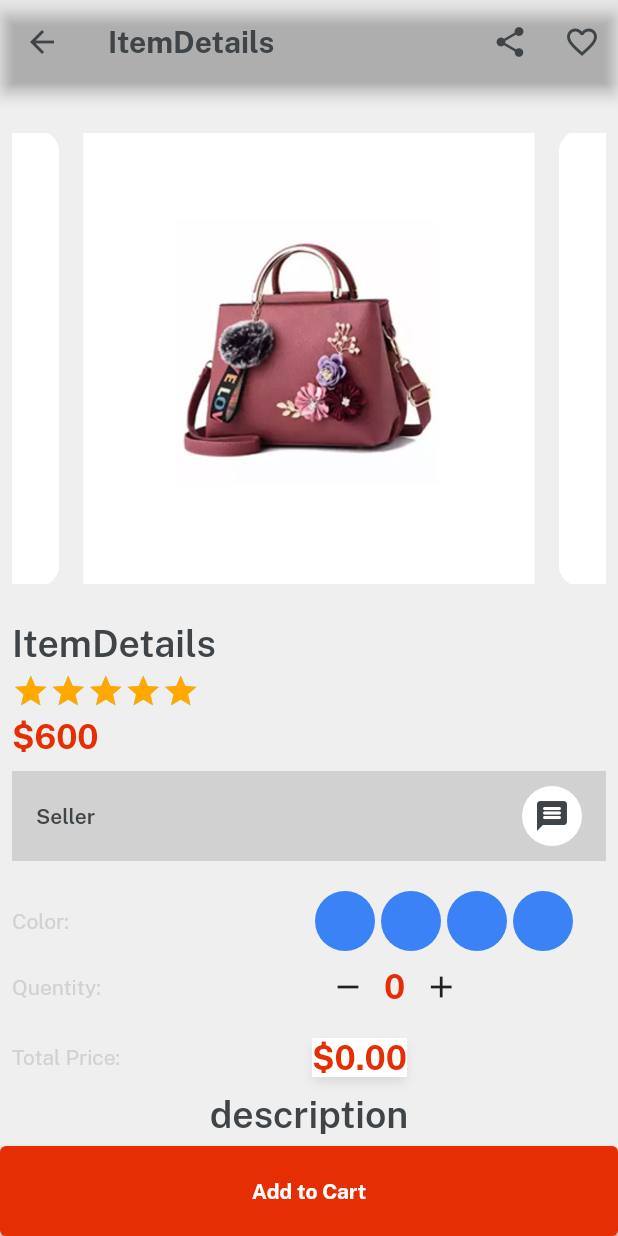
After one commit to abhijit885/FLUTTER_2023_E-COM, a Flutter app: the ItemDetails screen opened directly, on a phone screen of 412 x 824 dp. The commit adds this screen. Run offline on Flutter 3.47's test engine with Material 2 defaults, Android fonts, the phone set to English and light mode, and no system bars; drawn by our look-alikes of velocity_x; our stand-ins replace get.

Commit message:
25/may/23

```diff
--- a/lib/main.dart
+++ b/lib/main.dart
@@ -16,7 +16,10 @@ class MyApp extends StatelessWidget {
       title: 'E-Mart',
       theme: ThemeData(
           scaffoldBackgroundColor: Colors.transparent,
-          appBarTheme: const AppBarTheme(backgroundColor: Colors.transparent),
+          appBarTheme: const AppBarTheme(
+              //to set appbar icon color
+              iconTheme: IconThemeData(color: darkFontGrey),
+              backgroundColor: Colors.transparent),
           fontFamily: regular),
       home: const SplashScreen(),
       debugShowCheckedModeBanner: false,
--- a/lib/views/categories_screen/categories.dart
+++ b/lib/views/categories_screen/categories.dart
@@ -1,7 +1,9 @@
 import 'package:emart_app/consts/consts.dart';
 import 'package:emart_app/consts/lists.dart';
+import 'package:emart_app/views/categories_screen/category_details.dart';
 import 'package:emart_app/widgets_common/bg_wdget.dart';
 import 'package:flutter/material.dart';
+import 'package:get/get.dart';
 
 class CategorieScreen extends StatelessWidget {
   const CategorieScreen({super.key});
@@ -40,7 +42,9 @@ class CategorieScreen extends StatelessWidget {
                       .align(TextAlign.center)
                       .make()
                 ],
-              ).box.white.rounded.clip(Clip.antiAlias).make();
+              ).box.white.rounded.clip(Clip.antiAlias).make().onTap(() {
+                Get.to(() => CategoryDetails(title: categoryList[index]));
+              });
             }),
       ),
     ));
--- /dev/null
+++ b/lib/views/categories_screen/item_details.dart
@@ -0,0 +1,210 @@
+import 'package:emart_app/consts/consts.dart';
+import 'package:emart_app/consts/lists.dart';
+import 'package:emart_app/widgets_common/our_button.dart';
+
+class ItemDetails extends StatelessWidget {
+  const ItemDetails({super.key, required this.title});
+  final String? title;
+  @override
+  Widget build(BuildContext context) {
+    return Scaffold(
+      backgroundColor: lightGrey,
+      appBar: AppBar(
+        title: title!.text.fontFamily(bold).color(darkFontGrey).make(),
+        actions: [
+          IconButton(
+              onPressed: () {},
+              icon: const Icon(
+                Icons.share,
+                color: darkFontGrey,
+              )),
+          IconButton(
+              onPressed: () {},
+              icon: const Icon(Icons.favorite_border, color: darkFontGrey)),
+        ],
+      ),
+      body: Column(
+        children: [
+          Expanded(
+              child: Padding(
+            padding: EdgeInsets.all(8),
+            child: SingleChildScrollView(
+              child: Column(
+                crossAxisAlignment: CrossAxisAlignment.start,
+                children: [
+                  VxSwiper.builder(
+                      aspectRatio: 16 / 9,
+                      autoPlay: true,
+                      height: 350,
+                      enlargeCenterPage: true,
+                      itemCount: secondSliderList.length,
+                      itemBuilder: (context, index) {
+                        //wrape with velocityX
+                        return Image.asset(
+                          imgP5,
+                          width: double.infinity,
+                          fit: BoxFit.fitWidth,
+                        )
+                            .box
+                            .rounded
+                            .clip(Clip.antiAlias)
+                            .margin(const EdgeInsets.symmetric(horizontal: 8))
+                            .make();
+                      }),
+                  //5.heightBox,
+                  title!.text
+                      .size(25)
+                      .color(darkFontGrey)
+                      .fontFamily(semibold)
+                      .make(),
+                  5.heightBox,
+                  VxRating(
+                    onRatingUpdate: (value) {},
+                    normalColor: textfieldGrey,
+                    selectionColor: golden,
+                    count: 5,
+                    size: 25,
+                    stepInt: true,
+                  ),
+                  5.heightBox,
+                  "\$600".text.fontFamily(bold).color(redColor).size(22).make(),
+                  10.heightBox,
+                  Row(
+                    children: [
+                      Expanded(
+                          child: Column(
+                        mainAxisAlignment: MainAxisAlignment.center,
+                        crossAxisAlignment: CrossAxisAlignment.start,
+                        children: [
+                          "Seller"
+                              .text
+                              .white
+                              .fontFamily(semibold)
+                              .color(darkFontGrey)
+                              .make(),
+                        ],
+                      )),
+                      const CircleAvatar(
+                        backgroundColor: Colors.white,
+                        child: Icon(
+                          Icons.message_rounded,
+                          color: darkFontGrey,
+                        ),
+                      ),
+                    ],
+                  )
+                      .box
+                      .height(60)
+                      .color(textfieldGrey)
+                      .padding(const EdgeInsets.symmetric(horizontal: 16))
+                      .make(),
+                  20.heightBox,
+                  //color section
+                  Column(
+                    children: [
+                      Row(
+                        children: [
+                          SizedBox(
+                            width: 200,
+                            child: "Color: ".text.color(textfieldGrey).make(),
+                          ),
+                          Row(
+                            children: List.generate(
+                                4,
+                                (index) => VxBox()
+                                    .size(40, 40)
+                                    .roundedFull
+                                    .color(Vx.randomPrimaryColor)
+                                    .margin(const EdgeInsets.symmetric(
+                                        horizontal: 2))
+                                    .make()),
+                          )
+                        ],
+                      )
+                    ],
+                  ),
+                  //Quantity section
+                  Column(
+                    children: [
+                      Row(
+                        children: [
+                          SizedBox(
+                            width: 200,
+                            child:
+                                "Quentity: ".text.color(textfieldGrey).make(),
+                          ),
+                          Row(children: [
+                            IconButton(
+                                onPressed: () {},
+                                icon: const Icon(Icons.remove)),
+                            "0"
+                                .text
+                                .fontFamily(bold)
+                                .color(redColor)
+                                .size(22)
+                                .make(),
+                            IconButton(
+                                onPressed: () {}, icon: const Icon(Icons.add)),
+                          ]),
+                        ],
+                      )
+                    ],
+                  ),
+                  10.heightBox,
+                  //Total Price
+                  Column(
+                    children: [
+                      Row(
+                        children: [
+                          SizedBox(
+                            width: 200,
+                            child: "Total Price: "
+                                .text
+                                .color(textfieldGrey)
+                                .make(),
+                          ),
+                          Row(children: [
+                            "\$0.00"
+                                .text
+                                .fontFamily(bold)
+                                .color(redColor)
+                                .size(22)
+                                .make(),
+                          ]).box.white.shadowMd.make(),
+                        ],
+                      ),
+                      10.heightBox,
+                      //description section
+                      "description"
+                          .text
+                          .size(25)
+                          .color(darkFontGrey)
+                          .fontFamily(semibold)
+                          .make(),
+                      10.heightBox,
+                      "descriptiondescriptiondescriptiondescriptiondescriptiondescriptiondescription"
+                          .text
+                          .size(15)
+                          .color(darkFontGrey)
+                          .fontFamily(semibold)
+                          .make(),
+                    ],
+                  ),
+                ],
+              ),
+            ),
+          )),
+          SizedBox(
+            width: double.infinity,
+            height: 60,
+            child: ourButton(
+                color: redColor,
+                onPress: () {},
+                textColor: whiteColor,
+                title: "Add to Cart"),
+          )
+        ],
+      ),
+    );
+  }
+}
```
Also changed, not shown: lib/views/categories_screen/category_details.dart (added, +90 -0 lines).
